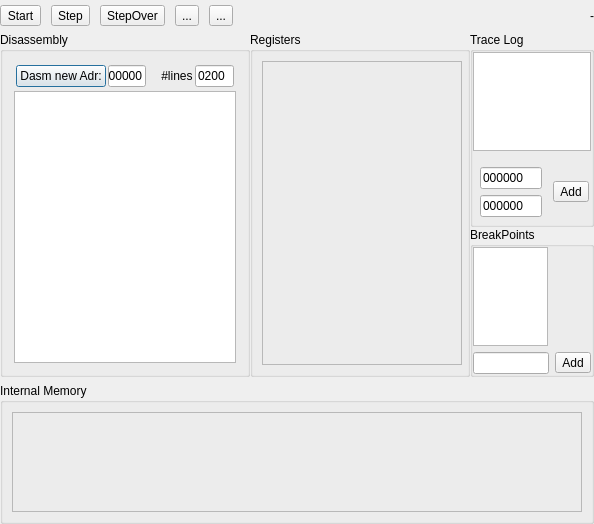
Above: ui/dialogdasm.ui from TheProjecter/pockemul before the change. Below: the same form after it.
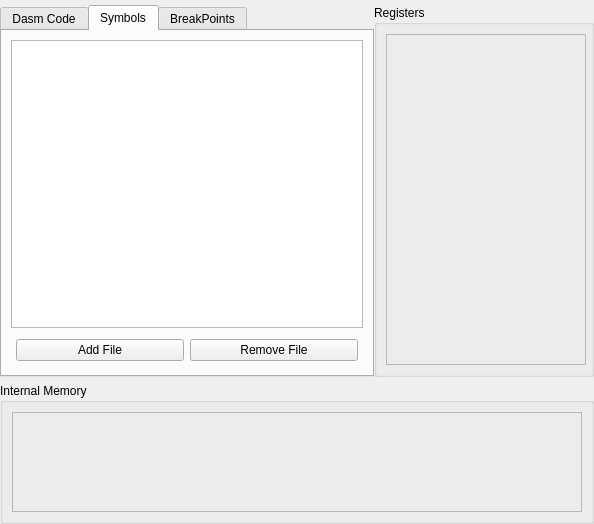
That is the form after the change. The open tabs and pages were chosen to show the change.

```diff
--- a/ui/dialogdasm.ui
+++ b/ui/dialogdasm.ui
@@ -27,6 +27,36 @@
     <number>0</number>
    </property>
    <item>
+    <layout class="QHBoxLayout" name="horizontalLayout" stretch="0,0">
+     <property name="spacing">
+      <number>0</number>
+     </property>
+     <property name="sizeConstraint">
+      <enum>QLayout::SetDefaultConstraint</enum>
+     </property>
+     <property name="leftMargin">
+      <number>0</number>
+     </property>
+     <property name="topMargin">
+      <number>0</number>
+     </property>
+     <property name="rightMargin">
+      <number>0</number>
+     </property>
+     <property name="bottomMargin">
+      <number>0</number>
+     </property>
+     <item>
+      <widget class="QTabWidget" name="tabWidget">
+       <property name="currentIndex">
+        <number>0</number>
+       </property>
+       <widget class="QWidget" name="tab">
+        <attribute name="title">
+         <string>Dasm Code</string>
+        </attribute>
+        <layout class="QVBoxLayout" name="verticalLayout_7">
+         <item>
     <layout class="QHBoxLayout" name="horizontalLayout_3" stretch="0,0,0,0,0,0,0">
      <property name="spacing">
       <number>10</number>
@@ -89,38 +119,6 @@
     </layout>
    </item>
    <item>
-    <layout class="QHBoxLayout" name="horizontalLayout" stretch="0,0,0">
-     <property name="spacing">
-      <number>0</number>
-     </property>
-     <property name="sizeConstraint">
-      <enum>QLayout::SetDefaultConstraint</enum>
-     </property>
-     <property name="leftMargin">
-      <number>0</number>
-     </property>
-     <property name="topMargin">
-      <number>0</number>
-     </property>
-     <property name="rightMargin">
-      <number>0</number>
-     </property>
-     <property name="bottomMargin">
-      <number>0</number>
-     </property>
-     <item>
-      <widget class="QGroupBox" name="groupBox">
-       <property name="sizePolicy">
-        <sizepolicy hsizetype="Expanding" vsizetype="Preferred">
-         <horstretch>0</horstretch>
-         <verstretch>0</verstretch>
-        </sizepolicy>
-       </property>
-       <property name="title">
-        <string>Disassembly</string>
-       </property>
-       <layout class="QVBoxLayout" name="verticalLayout_7">
-        <item>
          <layout class="QVBoxLayout" name="verticalLayout_6">
           <property name="spacing">
            <number>2</number>
@@ -200,71 +198,51 @@
         </item>
        </layout>
       </widget>
+       <widget class="QWidget" name="tab_2">
+        <attribute name="title">
+         <string>Symbols</string>
+        </attribute>
+        <layout class="QVBoxLayout" name="verticalLayout_8">
+         <item>
+          <widget class="QListWidget" name="lwSymbolFiles"/>
      </item>
      <item>
-      <widget class="QGroupBox" name="groupBox_2">
-       <property name="sizePolicy">
-        <sizepolicy hsizetype="Fixed" vsizetype="Preferred">
-         <horstretch>0</horstretch>
-         <verstretch>0</verstretch>
-        </sizepolicy>
-       </property>
-       <property name="minimumSize">
-        <size>
-         <width>220</width>
-         <height>0</height>
-        </size>
-       </property>
-       <property name="maximumSize">
-        <size>
-         <width>16777215</width>
-         <height>16777215</height>
-        </size>
-       </property>
-       <property name="baseSize">
-        <size>
-         <width>0</width>
-         <height>0</height>
-        </size>
-       </property>
-       <property name="title">
-        <string>Registers</string>
-       </property>
-       <layout class="QVBoxLayout" name="verticalLayout">
-        <property name="sizeConstraint">
-         <enum>QLayout::SetDefaultConstraint</enum>
-        </property>
+          <layout class="QHBoxLayout" name="horizontalLayout_7">
+           <property name="leftMargin">
+            <number>5</number>
+           </property>
+           <property name="topMargin">
+            <number>5</number>
+           </property>
+           <property name="rightMargin">
+            <number>5</number>
+           </property>
+           <property name="bottomMargin">
+            <number>5</number>
+           </property>
+           <item>
+            <widget class="QPushButton" name="pbAddSymbol">
+             <property name="text">
+              <string>Add File</string>
+             </property>
+            </widget>
+           </item>
         <item>
-         <widget class="QFrame" name="regframe">
-          <property name="sizePolicy">
-           <sizepolicy hsizetype="Minimum" vsizetype="Expanding">
-            <horstretch>0</horstretch>
-            <verstretch>0</verstretch>
-           </sizepolicy>
-          </property>
-          <property name="minimumSize">
-           <size>
-            <width>200</width>
-            <height>0</height>
-           </size>
-          </property>
-          <property name="maximumSize">
-           <size>
-            <width>16777215</width>
-            <height>16777215</height>
-           </size>
-          </property>
-          <property name="frameShape">
-           <enum>QFrame::StyledPanel</enum>
-          </property>
-          <property name="frameShadow">
-           <enum>QFrame::Raised</enum>
-          </property>
+            <widget class="QPushButton" name="pbRemoveSymbol">
+             <property name="text">
+              <string>Remove File</string>
+             </property>
          </widget>
         </item>
        </layout>
-      </widget>
-     </item>
+         </item>
+        </layout>
+       </widget>
+       <widget class="QWidget" name="tab_3">
+        <attribute name="title">
+         <string>BreakPoints</string>
+        </attribute>
+        <layout class="QHBoxLayout" name="horizontalLayout_6">
      <item>
       <layout class="QVBoxLayout" name="verticalLayout_4">
        <property name="sizeConstraint">
@@ -433,6 +411,87 @@
         </widget>
        </item>
       </layout>
+         </item>
+         <item>
+          <spacer name="horizontalSpacer_2">
+           <property name="orientation">
+            <enum>Qt::Horizontal</enum>
+           </property>
+           <property name="sizeHint" stdset="0">
+            <size>
+             <width>40</width>
+             <height>20</height>
+            </size>
+           </property>
+          </spacer>
+         </item>
+        </layout>
+       </widget>
+      </widget>
+     </item>
+     <item>
+      <widget class="QGroupBox" name="groupBox_2">
+       <property name="sizePolicy">
+        <sizepolicy hsizetype="Fixed" vsizetype="Preferred">
+         <horstretch>0</horstretch>
+         <verstretch>0</verstretch>
+        </sizepolicy>
+       </property>
+       <property name="minimumSize">
+        <size>
+         <width>220</width>
+         <height>0</height>
+        </size>
+       </property>
+       <property name="maximumSize">
+        <size>
+         <width>16777215</width>
+         <height>16777215</height>
+        </size>
+       </property>
+       <property name="baseSize">
+        <size>
+         <width>0</width>
+         <height>0</height>
+        </size>
+       </property>
+       <property name="title">
+        <string>Registers</string>
+       </property>
+       <layout class="QVBoxLayout" name="verticalLayout">
+        <property name="sizeConstraint">
+         <enum>QLayout::SetDefaultConstraint</enum>
+        </property>
+        <item>
+         <widget class="QFrame" name="regframe">
+          <property name="sizePolicy">
+           <sizepolicy hsizetype="Minimum" vsizetype="Expanding">
+            <horstretch>0</horstretch>
+            <verstretch>0</verstretch>
+           </sizepolicy>
+          </property>
+          <property name="minimumSize">
+           <size>
+            <width>200</width>
+            <height>0</height>
+           </size>
+          </property>
+          <property name="maximumSize">
+           <size>
+            <width>16777215</width>
+            <height>16777215</height>
+           </size>
+          </property>
+          <property name="frameShape">
+           <enum>QFrame::StyledPanel</enum>
+          </property>
+          <property name="frameShadow">
+           <enum>QFrame::Raised</enum>
+          </property>
+         </widget>
+        </item>
+       </layout>
+      </widget>
      </item>
     </layout>
    </item>
```
Lines whose indentation alone changed are shown as unchanged.
